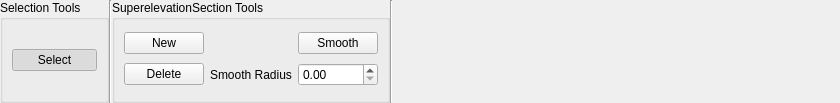
Qt form src/OpenCOVER/DrivingSim/oddlot/src/gui/tools/SuperelevationRibbon.ui (hlrs-vis/covise) before a commit.
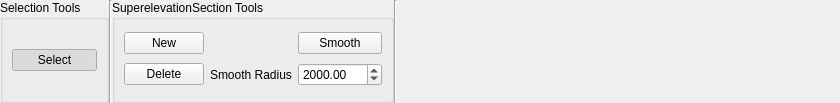
The same form after that commit.

Commit message: OpenDRIVE 1.4: class ObjectReference and SignalReference with validity added, id only internal, read, write RibbonToolEditor for crossfall and superelevation fixed, radius initialized

```diff
--- a/src/OpenCOVER/DrivingSim/oddlot/src/gui/tools/SuperelevationRibbon.ui
+++ b/src/OpenCOVER/DrivingSim/oddlot/src/gui/tools/SuperelevationRibbon.ui
@@ -101,7 +101,14 @@
        </widget>
       </item>
       <item row="2" column="2">
-       <widget class="QDoubleSpinBox" name="radiusEdit"/>
+       <widget class="QDoubleSpinBox" name="radiusEdit">
+        <property name="maximum">
+         <double>100000.000000000000000</double>
+        </property>
+        <property name="value">
+         <double>2000.000000000000000</double>
+        </property>
+       </widget>
       </item>
       <item row="1" column="2">
        <widget class="QPushButton" name="elevationSmooth">
```
The commit also changes 24 other files.
